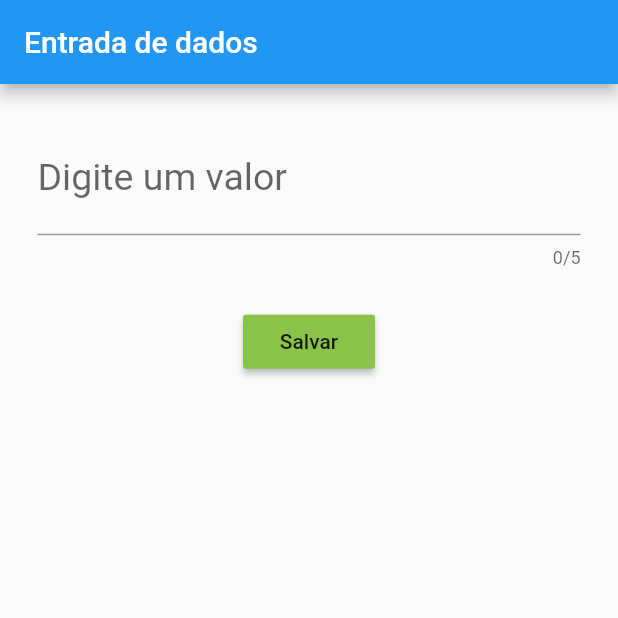
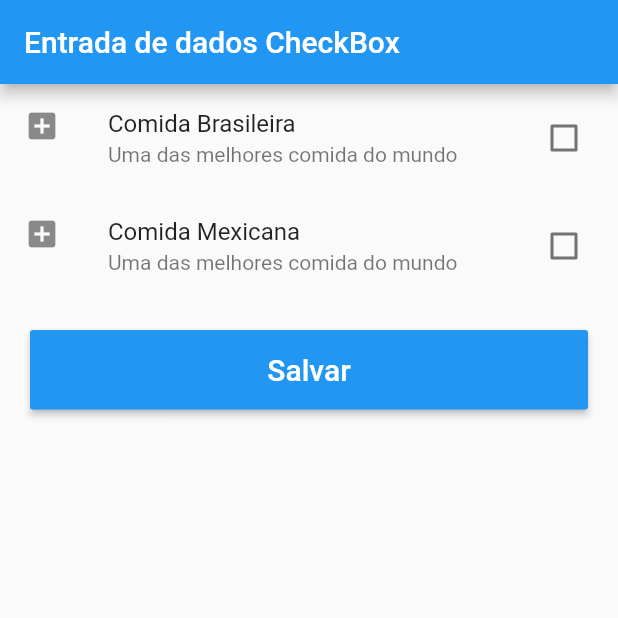
Before and after one commit to andermelo/udemy-desenvolvimento-android-ios-flutter, a Flutter app: the screen it shows after launch, after a tap on "Salvar", on a phone screen of 412 x 824 dp, the top half of it. Run offline on Flutter 3.47's test engine with Material 2 defaults, Android fonts, the phone set to English and light mode, and no system bars.

Commit message:
Entrada de dados utilizando Checkbox

```diff
--- /dev/null
+++ b/entrada_dados/lib/EntradaCheckbox.dart
@@ -0,0 +1,90 @@
+import 'package:flutter/material.dart';
+
+class EntradaCheckbox extends StatefulWidget {
+  @override
+  _EntradaCheckboxState createState() => _EntradaCheckboxState();
+}
+
+class _EntradaCheckboxState extends State<EntradaCheckbox> {
+
+  bool _comidaBrasileira = false;
+  bool _comidaMexicana = false;
+
+  @override
+  Widget build(BuildContext context) {
+    return Scaffold(
+      appBar: AppBar(
+        title: Text("Entrada de dados CheckBox"),
+      ),
+      body: Container(
+        child: Column(
+          crossAxisAlignment: CrossAxisAlignment.stretch,
+          children: <Widget>[
+
+            CheckboxListTile(
+              title: Text("Comida Brasileira"),
+              subtitle: Text("Uma das melhores comida do mundo"),
+              activeColor: Colors.amber,
+              // selected: true,
+              secondary: Icon(Icons.add_box),
+              value: _comidaBrasileira,
+              onChanged: (bool valor){
+                setState(() {
+                  _comidaBrasileira = valor;
+                });
+              },
+            ),
+            CheckboxListTile(
+              title: Text("Comida Mexicana"),
+              subtitle: Text("Uma das melhores comida do mundo"),
+              activeColor: Colors.amber,
+              // selected: true,
+              secondary: Icon(Icons.add_box),
+              value: _comidaMexicana,
+              onChanged: (bool valor){
+                setState(() {
+                  _comidaMexicana = valor;
+                });
+              },
+            ),
+
+            Padding(
+              padding: EdgeInsets.all(20),
+              child: RaisedButton(
+              color: Colors.blue,
+              padding: EdgeInsets.only(top: 15, bottom: 15),
+              child: Text(
+                "Salvar",
+                style: TextStyle(
+                  fontSize: 20,
+                  color: Colors.white,
+                ),
+              ),
+              onPressed: (){
+                print(
+                  "Comida Brasileira: " + _comidaBrasileira.toString() + " "
+                  "Comida Mexicana: " + _comidaMexicana.toString()
+                );
+              },
+            ),
+            )
+
+            // Padding(
+            //   padding: EdgeInsets.all(15),
+            //   child: Text("Comida Brasileira"),
+            // ),
+            // Checkbox(
+            //   value: _estaSelecionado,
+            //   onChanged: (bool valor){
+            //     setState(() {
+            //      _estaSelecionado = valor;
+            //     });
+            //   },
+            // )
+
+          ],
+        ),
+      ),
+    );
+  }
+}
--- a/entrada_dados/lib/main.dart
+++ b/entrada_dados/lib/main.dart
@@ -1,11 +1,13 @@
+import 'package:entrada_dados/EntradaCheckbox.dart';
 import 'package:flutter/material.dart';
-import 'CampoTexto.dart';
+// import 'package:entrada_dados/CampoTexto.dart';
 
 void main(){
   runApp(
     MaterialApp(
       debugShowCheckedModeBanner: false,
-      home: CampoTexto(),
+      //home: CampoTexto(),
+      home: EntradaCheckbox(),
     )
   );
 }
```
